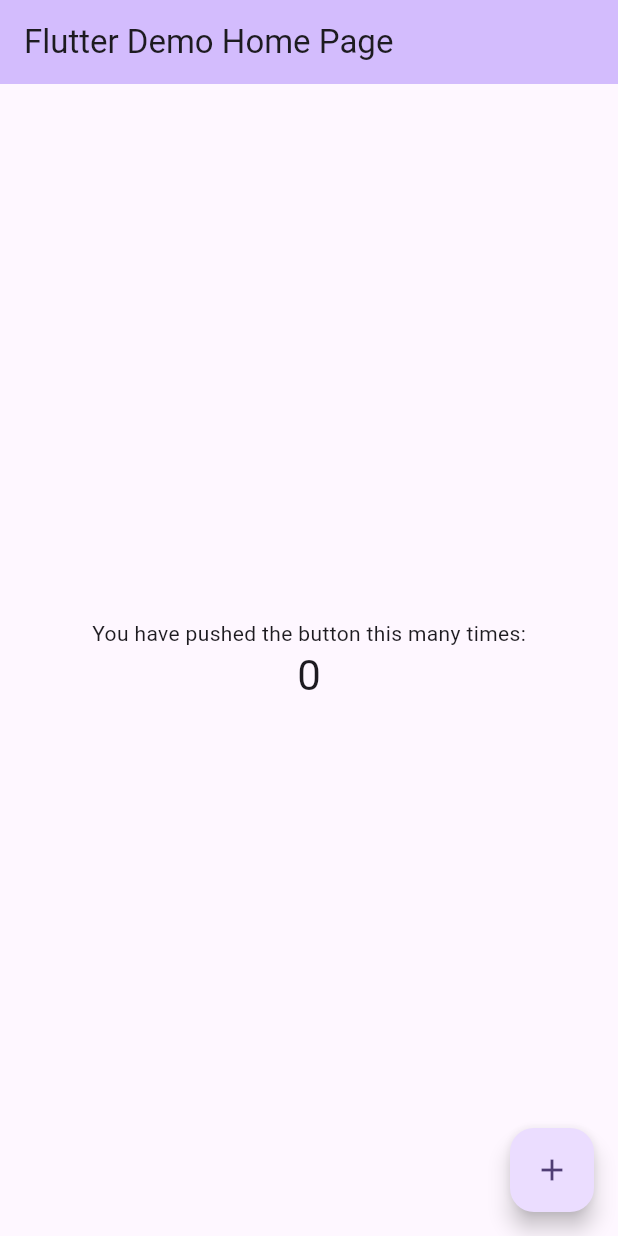
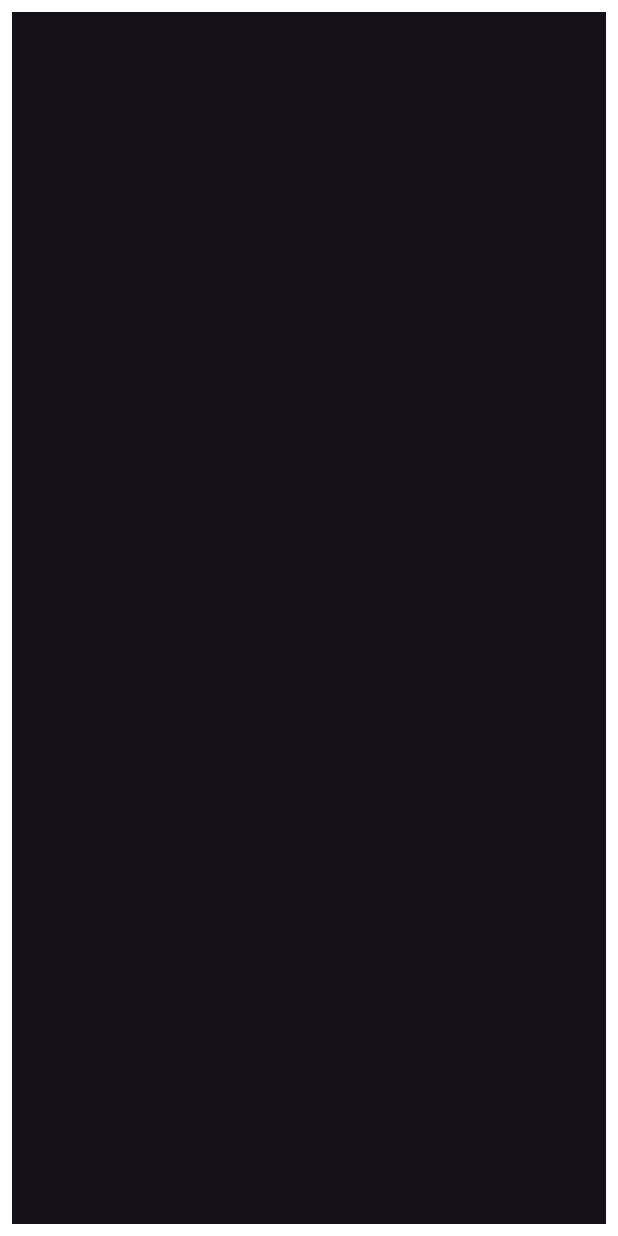
Before and after one commit to Tamerrmansourr/NotesApp, a Flutter app: the screen it shows after launch, on a phone screen of 412 x 824 dp. Run offline on Flutter 3.47's test engine with Material 3 defaults, Android fonts, the phone set to English and light mode, and no system bars.

Commit message:
change theme and create notes view

```diff
--- a/lib/main.dart
+++ b/lib/main.dart
@@ -1,122 +1,22 @@
 import 'package:flutter/material.dart';
+import 'package:notes_app/views/notes_view.dart';
 
 void main() {
-  runApp(const MyApp());
+  runApp(const NotesApp());
 }
 
-class MyApp extends StatelessWidget {
-  const MyApp({super.key});
+class NotesApp extends StatelessWidget {
+  const NotesApp({super.key});
 
   // This widget is the root of your application.
   @override
   Widget build(BuildContext context) {
     return MaterialApp(
-      title: 'Flutter Demo',
-      theme: ThemeData(
-        // This is the theme of your application.
-        //
-        // TRY THIS: Try running your application with "flutter run". You'll see
-        // the application has a purple toolbar. Then, without quitting the app,
-        // try changing the seedColor in the colorScheme below to Colors.green
-        // and then invoke "hot reload" (save your changes or press the "hot
-        // reload" button in a Flutter-supported IDE, or press "r" if you used
-        // the command line to start the app).
-        //
-        // Notice that the counter didn't reset back to zero; the application
-        // state is not lost during the reload. To reset the state, use hot
-        // restart instead.
-        //
-        // This works for code too, not just values: Most code changes can be
-        // tested with just a hot reload.
-        colorScheme: ColorScheme.fromSeed(seedColor: Colors.deepPurple),
-      ),
-      home: const MyHomePage(title: 'Flutter Demo Home Page'),
+      routes: {
+        NotesView.id: (context) => NotesView(),
+      },
+      theme: ThemeData.dark(),
+      home: NotesView(),
     );
   }
 }
-
-class MyHomePage extends StatefulWidget {
-  const MyHomePage({super.key, required this.title});
-
-  // This widget is the home page of your application. It is stateful, meaning
-  // that it has a State object (defined below) that contains fields that affect
-  // how it looks.
-
-  // This class is the configuration for the state. It holds the values (in this
-  // case the title) provided by the parent (in this case the App widget) and
-  // used by the build method of the State. Fields in a Widget subclass are
-  // always marked "final".
-
-  final String title;
-
-  @override
-  State<MyHomePage> createState() => _MyHomePageState();
-}
-
-class _MyHomePageState extends State<MyHomePage> {
-  int _counter = 0;
-
-  void _incrementCounter() {
-    setState(() {
-      // This call to setState tells the Flutter framework that something has
-      // changed in this State, which causes it to rerun the build method below
-      // so that the display can reflect the updated values. If we changed
-      // _counter without calling setState(), then the build method would not be
-      // called again, and so nothing would appear to happen.
-      _counter++;
-    });
-  }
-
-  @override
-  Widget build(BuildContext context) {
-    // This method is rerun every time setState is called, for instance as done
-    // by the _incrementCounter method above.
-    //
-    // The Flutter framework has been optimized to make rerunning build methods
-    // fast, so that you can just rebuild anything that needs updating rather
-    // than having to individually change instances of widgets.
-    return Scaffold(
-      appBar: AppBar(
-        // TRY THIS: Try changing the color here to a specific color (to
-        // Colors.amber, perhaps?) and trigger a hot reload to see the AppBar
-        // change color while the other colors stay the same.
-        backgroundColor: Theme.of(context).colorScheme.inversePrimary,
-        // Here we take the value from the MyHomePage object that was created by
-        // the App.build method, and use it to set our appbar title.
-        title: Text(widget.title),
-      ),
-      body: Center(
-        // Center is a layout widget. It takes a single child and positions it
-        // in the middle of the parent.
-        child: Column(
-          // Column is also a layout widget. It takes a list of children and
-          // arranges them vertically. By default, it sizes itself to fit its
-          // children horizontally, and tries to be as tall as its parent.
-          //
-          // Column has various properties to control how it sizes itself and
-          // how it positions its children. Here we use mainAxisAlignment to
-          // center the children vertically; the main axis here is the vertical
-          // axis because Columns are vertical (the cross axis would be
-          // horizontal).
-          //
-          // TRY THIS: Invoke "debug painting" (choose the "Toggle Debug Paint"
-          // action in the IDE, or press "p" in the console), to see the
-          // wireframe for each widget.
-          mainAxisAlignment: MainAxisAlignment.center,
-          children: <Widget>[
-            const Text('You have pushed the button this many times:'),
-            Text(
-              '$_counter',
-              style: Theme.of(context).textTheme.headlineMedium,
-            ),
-          ],
-        ),
-      ),
-      floatingActionButton: FloatingActionButton(
-        onPressed: _incrementCounter,
-        tooltip: 'Increment',
-        child: const Icon(Icons.add),
-      ), // This trailing comma makes auto-formatting nicer for build methods.
-    );
-  }
-}
--- /dev/null
+++ b/lib/views/notes_view.dart
@@ -0,0 +1,10 @@
+import 'package:flutter/material.dart';
+
+class NotesView extends StatelessWidget {
+  const NotesView({super.key});
+  static String id = 'home page';
+  @override
+  Widget build(BuildContext context) {
+    return Padding(padding: const EdgeInsets.all(8.0), child: Scaffold());
+  }
+}
```
